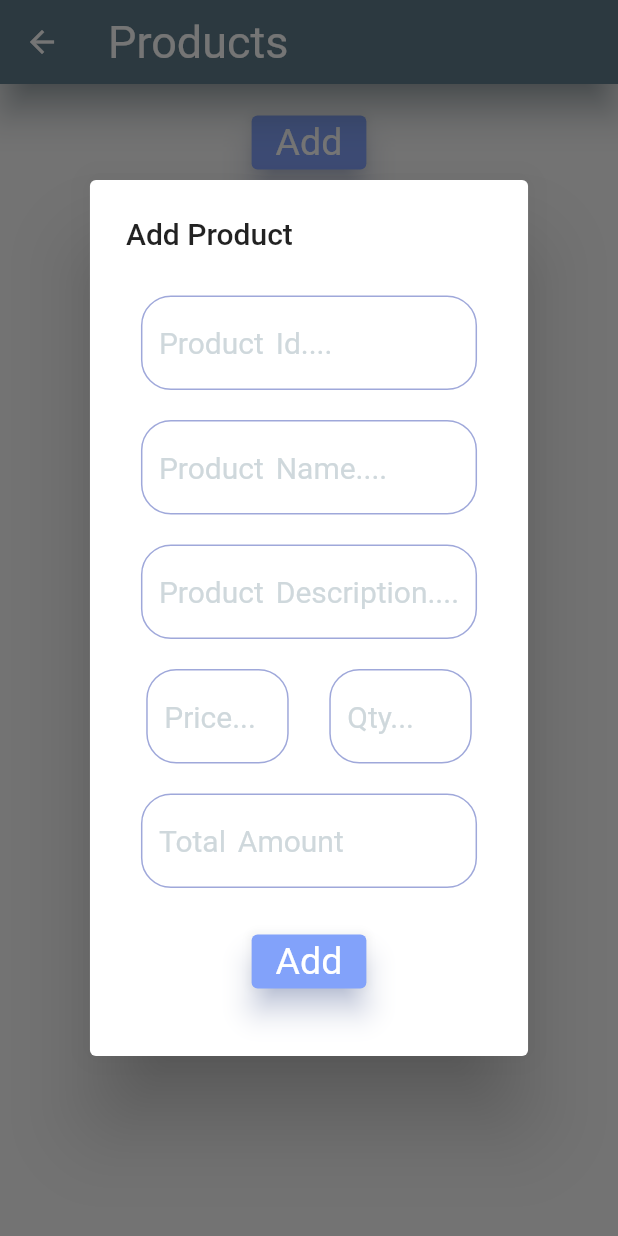
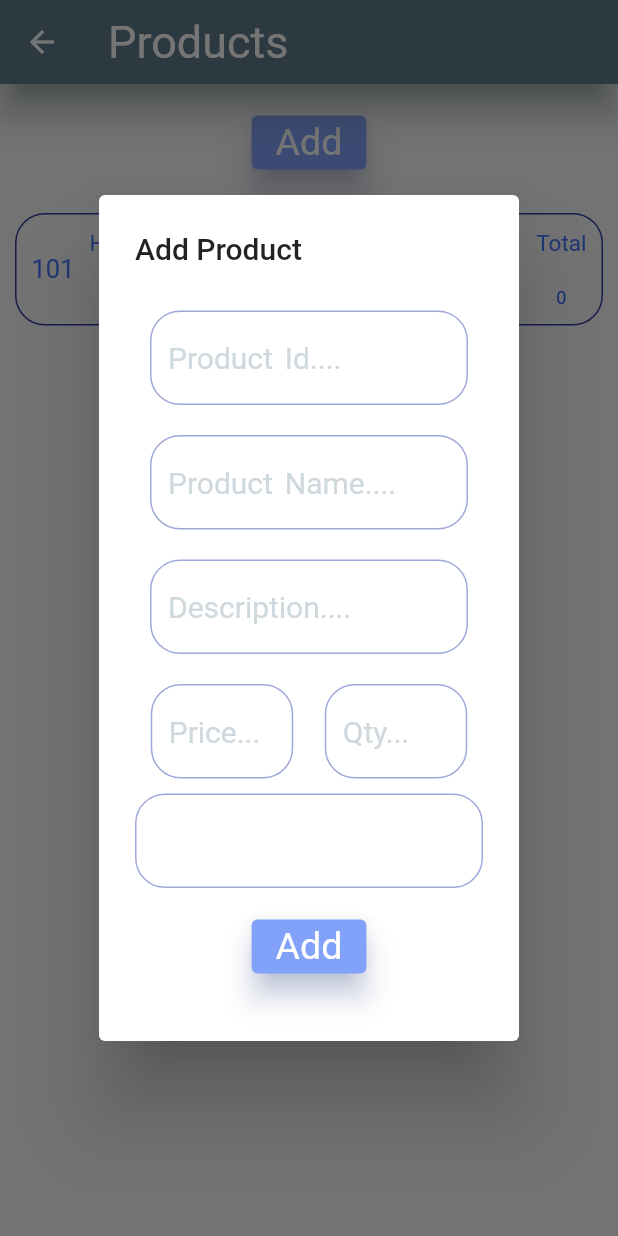
Before and after one commit to VivekTailor19/invoice_built, a Flutter app: the AddItems screen opened by its route, after a tap on "Add", on a phone screen of 412 x 824 dp. Run offline on Flutter 3.47's test engine with Material 2 defaults, Android fonts, the phone set to English and light mode, and no system bars.

Commit message:
invoice generate using flutter

```diff
--- a/lib/items/additem.dart
+++ b/lib/items/additem.dart
@@ -12,16 +12,14 @@ class AddItems extends StatefulWidget {
 
 class _AddItemsState extends State<AddItems> {
 
-  TextEditingController iid = TextEditingController();
-  TextEditingController iname = TextEditingController();
-  TextEditingController idata = TextEditingController();
-  TextEditingController iprice = TextEditingController();
-  TextEditingController iqty = TextEditingController();
-  TextEditingController itotal = TextEditingController();
+  TextEditingController pid = TextEditingController();
+  TextEditingController pname = TextEditingController();
+  TextEditingController pdata = TextEditingController();
+  TextEditingController pprice = TextEditingController();
+  TextEditingController pqty = TextEditingController();
+  TextEditingController ptotal = TextEditingController();
 
-  int total = 0;
-
-  List<Items_Modal> products = [];
+  List<Items_Modal> products = [Items_Modal(iid: '101',iname: 'Happiness',idata: '1 cr',iprice: '0',iqty: '1000',itotal: '0')];
 
 
 
@@ -36,7 +34,7 @@ class _AddItemsState extends State<AddItems> {
           children: [
             SizedBox(height: 15),
             ElevatedButton(onPressed: () {
-              alertproduct();
+              alertAddProduct();
             },child: Text("Add"),),
             SizedBox(height: 15),
             Expanded(
@@ -55,34 +53,69 @@ class _AddItemsState extends State<AddItems> {
     );
   }
 
-  void alertproduct()
+  void alertAddProduct()
   {
     showDialog(context: context, builder: (context) {
       return AlertDialog(
         title: Text("Add Product"),
         content: SingleChildScrollView(
           child: Column(mainAxisSize: MainAxisSize.min,
-            children: [
-              Info(hint: "Product Id....",kboard: TextInputType.text,controller: iid),
-              Info(hint: "Product Name....",kboard: TextInputType.text,controller: iname),
-              Info(hint: "Product Description....",kboard: TextInputType.text,controller: idata),
+          children: [
+              Info(hint: "Product Id....",kboard: TextInputType.text,controller: pid),
+              Info(hint: "Product Name....",kboard: TextInputType.text,controller: pname),
+              Info(hint: "Description....",kboard: TextInputType.text,controller: pdata),
               Row(mainAxisAlignment: MainAxisAlignment.spaceAround,
                 children: [
-                  Container(width: 115,child: Info(hint: "Price...",kboard: TextInputType.number,controller: iprice)),
-                  Container(width: 115,child: Info(hint: "Qty...",kboard: TextInputType.number,controller: iqty))
+                  Container(width: 115,child: Info(hint: "Price...",kboard: TextInputType.number,controller: pprice)),
+                  Container(width: 115,child: Info(hint: "Qty...",kboard: TextInputType.number,controller: pqty))
                 ],),
-              Info(hint: "Total Amount",kboard: TextInputType.number,controller: itotal),
+              TextFormField(
+                onChanged: (value) {
+                  setState(() {
+                    int total = 0;
+                    total = int.parse(pprice.text) * int.parse(pqty.text);
+                    print(total);
+
+                    ptotal.text = total.toString();
+                    value = ptotal.text;
+                  });
+                },
+                controller: ptotal,
+                textAlign: TextAlign.center,
+                style: TextStyle(color: Colors.blueGrey.shade800,fontSize: 20),
+                scrollPhysics: BouncingScrollPhysics(),
+                decoration: InputDecoration(
+                  // hintText: "Total Amount",
+                  // hintStyle: TextStyle(fontSize: 20,color: Colors.blueGrey.shade100,wordSpacing: 3),
+                  filled: true,
+                  fillColor: Colors.white,
+                  enabled: true,
+                  enabledBorder: OutlineInputBorder(borderRadius: BorderRadius.all(Radius.circular(20)),borderSide: BorderSide(color: Colors.indigo.shade200)),
+                  focusedBorder: OutlineInputBorder(borderRadius: BorderRadius.all(Radius.circular(20)),borderSide: BorderSide(color: Colors.indigo.shade700)),
+                ),
+              ),
+
               SizedBox(height: 15),
+
               ElevatedButton(onPressed: () {
 
-                Items_Modal item = Items_Modal(iid: iid.text,iname: iname.text,idata: idata.text,iprice: iprice.text,iqty: iqty.text,itotal: itotal.text);
+
                 setState(() {
+                  Items_Modal item = Items_Modal(iid: pid.text,iname: pname.text,idata: pdata.text,iprice: pprice.text,iqty: pqty.text,itotal: ptotal.text);
                   products.add(item);
+                  pid.text = '';
+                  pname.text = '';
+                  pdata.text= '';
+                  pprice.text = '';
+                  pqty.text = '';
+                  ptotal.text = '';
+
                 });
 
 
                 Navigator.pop(context);
-                ScaffoldMessenger.of(context)!.showSnackBar(SnackBar(behavior:SnackBarBehavior.floating,content: Text("Thanks for Adding Product in List"),backgroundColor: Colors.green.shade400,));
+                ScaffoldMessenger.of(context).showSnackBar(SnackBar(behavior:SnackBarBehavior.floating,content: Text("Thanks for Adding Product in List"),backgroundColor: Colors.green.shade400,));
+
               },child: Text("Add"),),
               SizedBox(height: 15),
 
@@ -108,14 +141,15 @@ class _AddItemsState extends State<AddItems> {
                 padding: const EdgeInsets.symmetric(horizontal: 10.0),
                 child: Row(
                 children: [
+                  Text("${im.iid}",style: TextStyle(fontSize: 17,color: Color(0xff4474fa)),),
+                  SizedBox(width: 10),
                   Column(
                     mainAxisAlignment: MainAxisAlignment.spaceAround,
                     children: [
                       Text("${im.iname}",style: TextStyle(fontSize: 15,color: Color(0xff4474fa)),),
-                      Text("${im.idata}",style: TextStyle(fontSize: 12,color: Color(0xffB6C9FD)),),
+                      Text("${im.idata}",style: TextStyle(fontSize: 13,color: Color(0xffB6C9FD)),),
                     ],
                   ),
-                  SizedBox(width: 15),
                   Spacer(),
                   Column(mainAxisAlignment: MainAxisAlignment.spaceAround,
                     children: [
```
